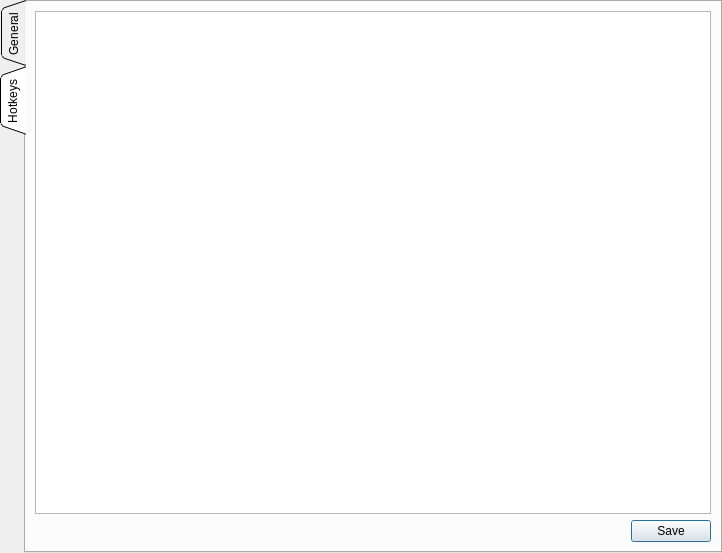
Above: settings_window.ui from Likithanaidu07/qt before the change. Below: the same form after it.
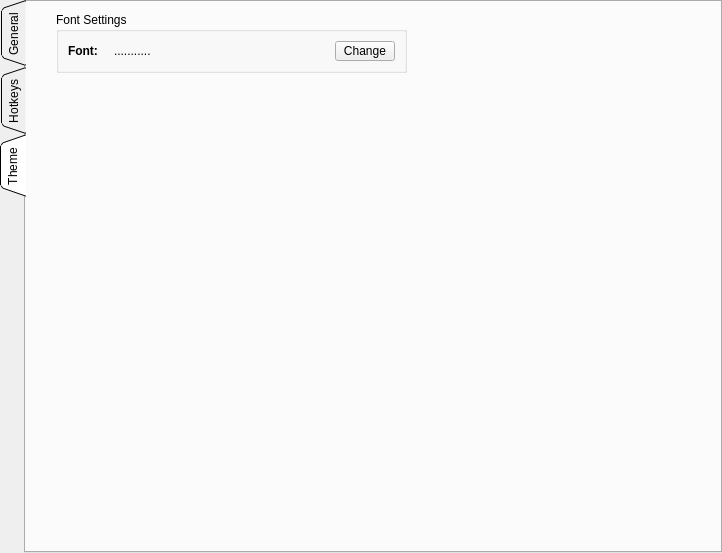
That is the form after the change. Icons and pictures are not drawn.

```diff
--- a/settings_window.ui
+++ b/settings_window.ui
@@ -35,7 +35,7 @@
       <enum>QTabWidget::Triangular</enum>
      </property>
      <property name="currentIndex">
-      <number>1</number>
+      <number>2</number>
      </property>
      <property name="elideMode">
       <enum>Qt::ElideNone</enum>
@@ -83,6 +83,64 @@
        </item>
       </layout>
      </widget>
+     <widget class="QWidget" name="tab">
+      <attribute name="title">
+       <string>Theme</string>
+      </attribute>
+      <widget class="QGroupBox" name="groupBox">
+       <property name="geometry">
+        <rect>
+         <x>30</x>
+         <y>10</y>
+         <width>351</width>
+         <height>61</height>
+        </rect>
+       </property>
+       <property name="title">
+        <string>Font Settings</string>
+       </property>
+       <layout class="QGridLayout" name="gridLayout_3">
+        <item row="0" column="0">
+         <widget class="QLabel" name="label">
+          <property name="maximumSize">
+           <size>
+            <width>40</width>
+            <height>16777215</height>
+           </size>
+          </property>
+          <property name="font">
+           <font>
+            <bold>true</bold>
+           </font>
+          </property>
+          <property name="text">
+           <string>Font: </string>
+          </property>
+         </widget>
+        </item>
+        <item row="0" column="1">
+         <widget class="QLabel" name="label_font">
+          <property name="text">
+           <string>...........</string>
+          </property>
+         </widget>
+        </item>
+        <item row="0" column="2">
+         <widget class="QPushButton" name="pushButtonChangeFont">
+          <property name="maximumSize">
+           <size>
+            <width>60</width>
+            <height>16777215</height>
+           </size>
+          </property>
+          <property name="text">
+           <string>Change</string>
+          </property>
+         </widget>
+        </item>
+       </layout>
+      </widget>
+     </widget>
     </widget>
    </item>
   </layout>
```
Left out of the diff: 6 changed lines with no effect on the pictures.
